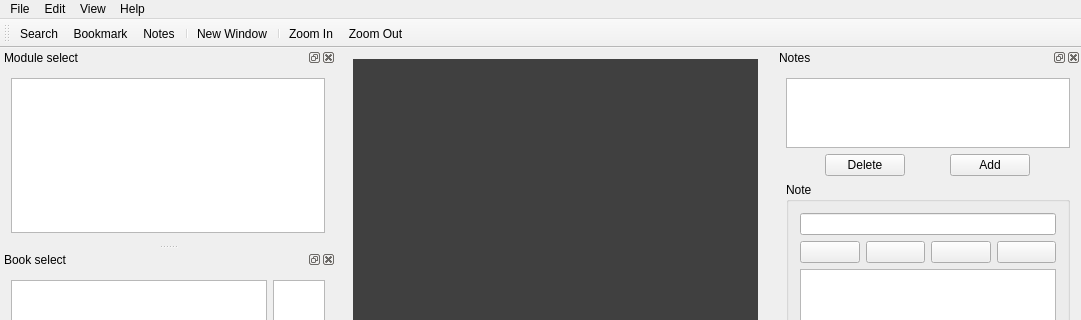
Qt form src/ui/main/mainwindow.ui (metaxy/openBibleViewer) before a commit; both pictures show x 0 to 1081 and y 0 to 320 of the 1081 by 763 pixel window.
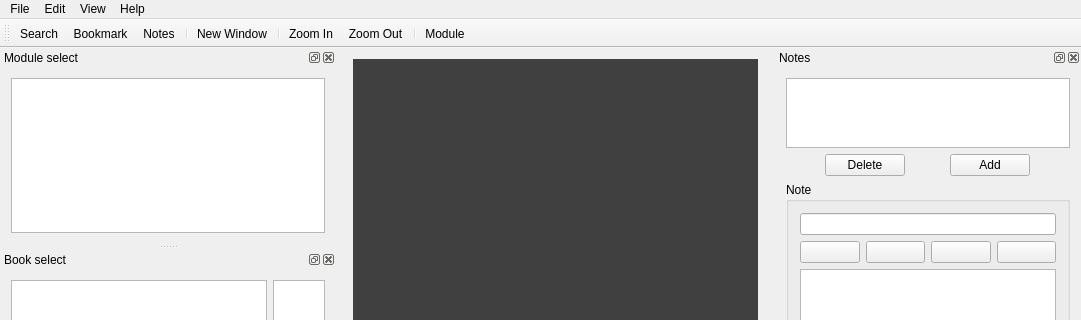
The same form after that commit. Icons and pictures are not drawn.

The edit to the form file:
```diff
--- a/src/ui/main/mainwindow.ui
+++ b/src/ui/main/mainwindow.ui
@@ -143,6 +143,8 @@
    <addaction name="separator"/>
    <addaction name="tactionZoomIn"/>
    <addaction name="tactionZoomOut"/>
+   <addaction name="separator"/>
+   <addaction name="tactionModule"/>
   </widget>
   <widget class="QStatusBar" name="statusBar"/>
   <widget class="QDockWidget" name="dockWidget_module">
@@ -1076,6 +1078,15 @@
     <string>Cascade</string>
    </property>
   </action>
+  <action name="tactionModule">
+   <property name="icon">
+    <iconset resource="../../icons.qrc">
+     <normaloff>:/icons/32x32/module.png</normaloff>:/icons/32x32/module.png</iconset>
+   </property>
+   <property name="text">
+    <string>Module</string>
+   </property>
+  </action>
  </widget>
  <layoutdefault spacing="6" margin="11"/>
  <resources/>
```
Left out of the diff: 96 changed lines with no effect on the pictures.
